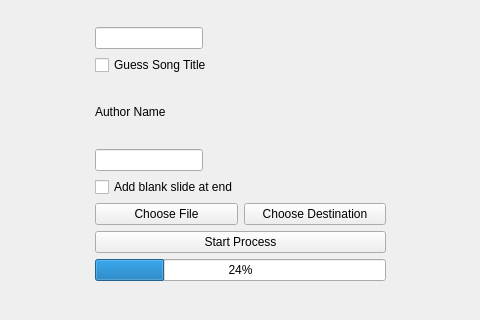
Before: the Qt Designer form src/main.ui in Diode-exe/pptxToOpenLyrics, drawn with Qt 5; both pictures show x 155 to 635 and y 180 to 500 of the 800 by 600 pixel window.
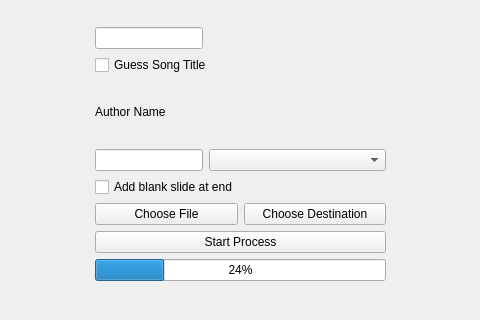
After: the same form once the commit is applied.

Commit message: added author type dropdown, no options yet

Diff of the .ui file:
```diff
--- a/src/main.ui
+++ b/src/main.ui
@@ -66,6 +66,8 @@
       </widget>
      </item>
      <item>
+      <layout class="QHBoxLayout" name="horizontalLayout">
+       <item>
       <widget class="QLineEdit" name="author_entry">
        <property name="sizePolicy">
         <sizepolicy hsizetype="Fixed" vsizetype="Fixed">
@@ -74,6 +76,11 @@
         </sizepolicy>
        </property>
       </widget>
+       </item>
+       <item>
+        <widget class="QComboBox" name="author_type"/>
+       </item>
+      </layout>
      </item>
      <item>
       <layout class="QVBoxLayout" name="verticalLayout_2">
```
Lines whose indentation alone changed are shown as unchanged. The commit also changes 1 other file.
